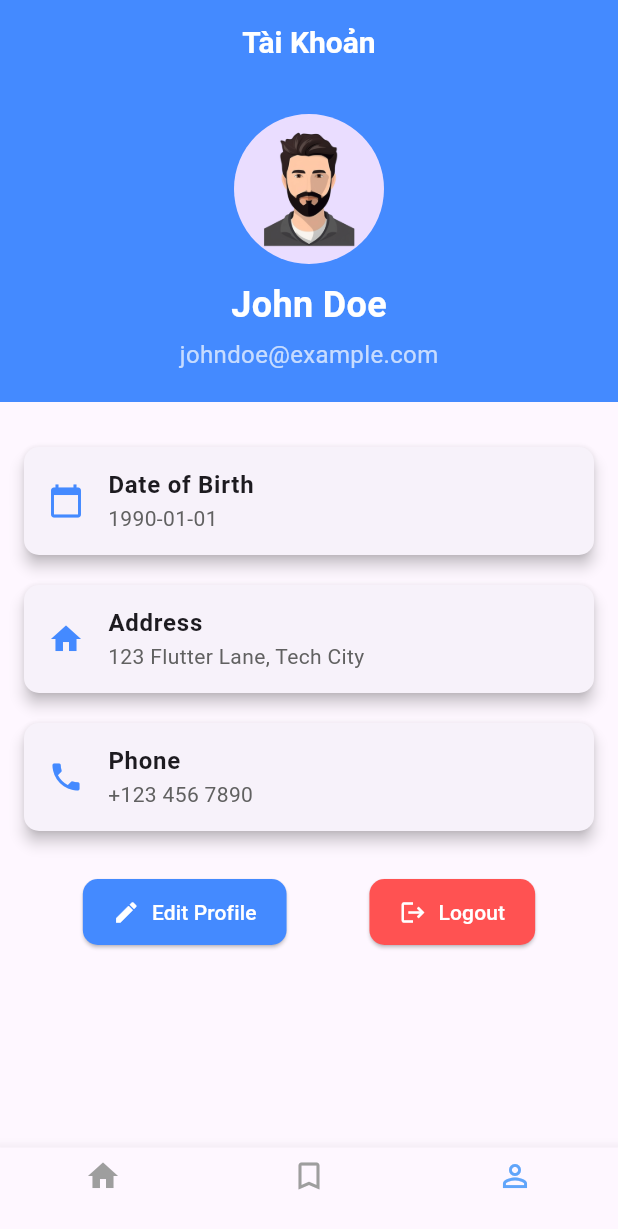
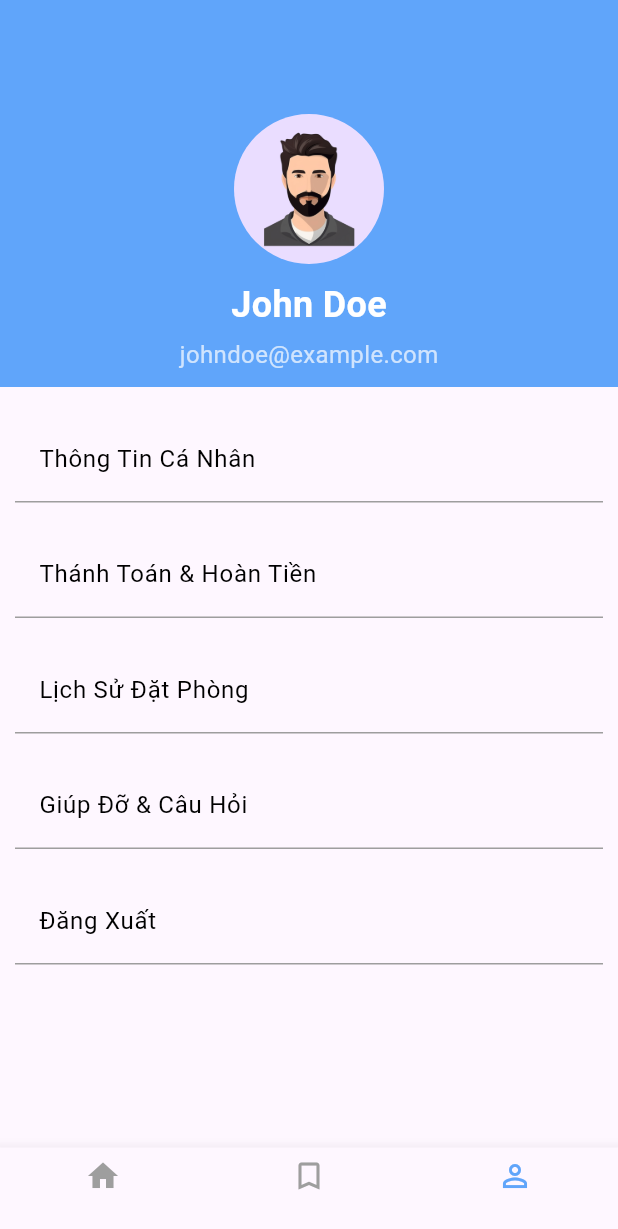
Before and after one commit to hanphong2977/booknest_app, a Flutter app: the screen it shows after launch, item 3 of the bottom bar chosen, on a phone screen of 412 x 824 dp. Shown: the top 1229 px of the screen. Run offline on Flutter 3.47's test engine with Material 3 defaults, Android fonts, the light colour scheme and no system bars; network calls fail.

Commit message:
Thay đổi trang user_profile_page.dart và thêm trang user_profile_page_infomation.dart. (Sửa ảnh confirmation_image.png và thêm ảnh avatar_image.png đồng thời thêm vào asset)

```diff
--- a/lib/view/user_profile_page.dart
+++ b/lib/view/user_profile_page.dart
@@ -1,9 +1,6 @@
 import 'package:booknest_app/view/login_page.dart';
+import 'package:booknest_app/view/user_profile_page_infomation.dart';
 import 'package:flutter/material.dart';
-
-void main() {
-  runApp(ProfileApp());
-}
 
 class ProfileApp extends StatelessWidget {
   @override
@@ -25,8 +22,8 @@ class _ProfilePageState extends State<ProfilePage> {
   Widget build(BuildContext context) {
     return Scaffold(
       appBar: AppBar(
-        title: const Text('Tài Khoản'),
-        backgroundColor: Colors.blueAccent,
+        //title: const Text('Profile'),
+        backgroundColor: Color(0xFF60A5FA),
         elevation: 0,
         centerTitle: true,
         titleTextStyle: const TextStyle(
@@ -41,13 +38,29 @@ class _ProfilePageState extends State<ProfilePage> {
             // Header
             Container(
               width: double.infinity,
-              color: Colors.blueAccent,
-              child: const Column(
+              color: Color(0xFF60A5FA),
+              child: Column(
                 children: [
                   SizedBox(height: 20),
                   CircleAvatar(
                     radius: 50,
-                    backgroundImage: AssetImage('assets/images/avatar_male_image.png'),
+                    child: ClipOval(
+                      child: Image.asset(
+                        'assets/images/avatar_male_image.png',
+                        width: 100,
+                        height: 100,
+                        fit: BoxFit.cover,
+                        errorBuilder: (BuildContext context, Object exception,
+                            StackTrace? stackTrace) {
+                          return Image.asset(
+                            'assets/images/avatar_image.png',
+                            width: 200,
+                            height: 200,
+                            fit: BoxFit.cover,
+                          );
+                        },
+                      ),
+                    ),
                   ),
                   SizedBox(height: 10),
                   Text(
@@ -66,72 +79,55 @@ class _ProfilePageState extends State<ProfilePage> {
                       color: Colors.white70,
                     ),
                   ),
-                  SizedBox(height: 20),
+                  SizedBox(height: 10),
                 ],
               ),
             ),
-            const SizedBox(height: 20),
+            const SizedBox(height: 10),
             // Profile Details
-            const Padding(
-              padding: EdgeInsets.symmetric(horizontal: 16.0),
+            Padding(
+              padding: EdgeInsets.symmetric(horizontal: 10.0),
               child: Column(
                 children: [
-                  ProfileDetailCard(
-                    icon: Icons.calendar_today,
-                    title: 'Date of Birth',
-                    value: '1990-01-01',
+                  GestureDetector(
+                    onTap: () {
+                      Navigator.push(
+                        context,
+                        MaterialPageRoute(
+                            builder: (context) => ProfilePageInformation()),
+                      );
+                    },
+                    child: ProfileDetailCard(
+                      title: 'Thông Tin Cá Nhân',
+                    ),
                   ),
                   ProfileDetailCard(
-                    icon: Icons.home,
-                    title: 'Address',
-                    value: '123 Flutter Lane, Tech City',
+                    title: 'Thánh Toán & Hoàn Tiền',
                   ),
                   ProfileDetailCard(
-                    icon: Icons.phone,
-                    title: 'Phone',
-                    value: '+123 456 7890',
+                    title: 'Lịch Sử Đặt Phòng',
+                  ),
+                  ProfileDetailCard(
+                    title: 'Giúp Đỡ & Câu Hỏi',
+                  ),
+                  GestureDetector(
+                    onTap: () {
+                      Navigator.push(
+                        context,
+                        MaterialPageRoute(
+                            builder: (context) => LoginPage()),
+                      );
+                    },
+                    child: ProfileDetailCard(
+                      title: 'Đăng Xuất',
+                    ),
                   ),
                 ],
               ),
             ),
-            const SizedBox(height: 20),
+            const SizedBox(height: 10),
             // Buttons
-            Row(
-              mainAxisAlignment: MainAxisAlignment.spaceEvenly,
-              children: [
-                ElevatedButton.icon(
-                  onPressed: () {
-                    // Không cần chức năng
-                  },
-                  icon: const Icon(Icons.edit,color: Colors.white,),
-                  label: const Text('Edit Profile',style: TextStyle(color: Colors.white),),
-                  style: ElevatedButton.styleFrom(
-                    backgroundColor: Colors.blueAccent,
-                    padding: const EdgeInsets.symmetric(horizontal: 20, vertical: 12),
-                    shape: RoundedRectangleBorder(
-                      borderRadius: BorderRadius.circular(10),
-                    ),
-                  ),
-                ),
-                ElevatedButton.icon(
-                  onPressed: () {
-                    Navigator.pushReplacement(
-                      context,
-                      MaterialPageRoute(builder: (context) => const LoginPage()),
-                    );
-                  },
-                  icon: const Icon(Icons.logout,color: Colors.white,),
-                  label: const Text('Logout',style: TextStyle(color: Colors.white),),
-                  style: ElevatedButton.styleFrom(
-                    backgroundColor: Colors.redAccent,
-                    padding: const EdgeInsets.symmetric(horizontal: 20, vertical: 12),
-                    shape: RoundedRectangleBorder(
-                      borderRadius: BorderRadius.circular(10),
-                    ),
-                  ),
-                ),
-              ],
-            ),
+
             const SizedBox(height: 20),
           ],
         ),
@@ -141,22 +137,34 @@ class _ProfilePageState extends State<ProfilePage> {
 }
 
 class ProfileDetailCard extends StatelessWidget {
-  final IconData icon;
   final String title;
-  final String value;
 
-  const ProfileDetailCard({super.key, required this.icon, required this.title, required this.value});
+  const ProfileDetailCard({
+    super.key,
+    required this.title,
+  });
 
   @override
   Widget build(BuildContext context) {
-    return Card(
-      elevation: 4,
-      shape: RoundedRectangleBorder(borderRadius: BorderRadius.circular(10)),
+    return Container(
       margin: const EdgeInsets.symmetric(vertical: 10),
+      decoration: BoxDecoration(
+        border: Border(
+          bottom: BorderSide(
+            color: Colors.grey, // Màu gạch dưới
+            width: 1.0, // Độ dày gạch dưới
+          ),
+        ),
+      ),
       child: ListTile(
-        leading: Icon(icon, color: Colors.blueAccent),
-        title: Text(title, style: const TextStyle(fontWeight: FontWeight.bold)),
-        subtitle: Text(value, style: TextStyle(color: Colors.grey[700])),
+        contentPadding: const EdgeInsets.symmetric(horizontal: 16.0),
+        title: Text(
+          title,
+          style: const TextStyle(
+            fontWeight: FontWeight.normal,
+            color: Colors.black,
+          ),
+        ),
       ),
     );
   }
--- a/pubspec.yaml
+++ b/pubspec.yaml
@@ -68,3 +68,4 @@ flutter:
     - assets/images/mastercard.png
     - assets/images/paytm.png
     - assets/images/confirmation_image.png
+    - assets/images/avatar_image.png
```
Also changed, not shown: lib/view/user_profile_page_infomation.dart (added, +146 -0 lines), assets/images/confirmation_image.jpg (deleted).
